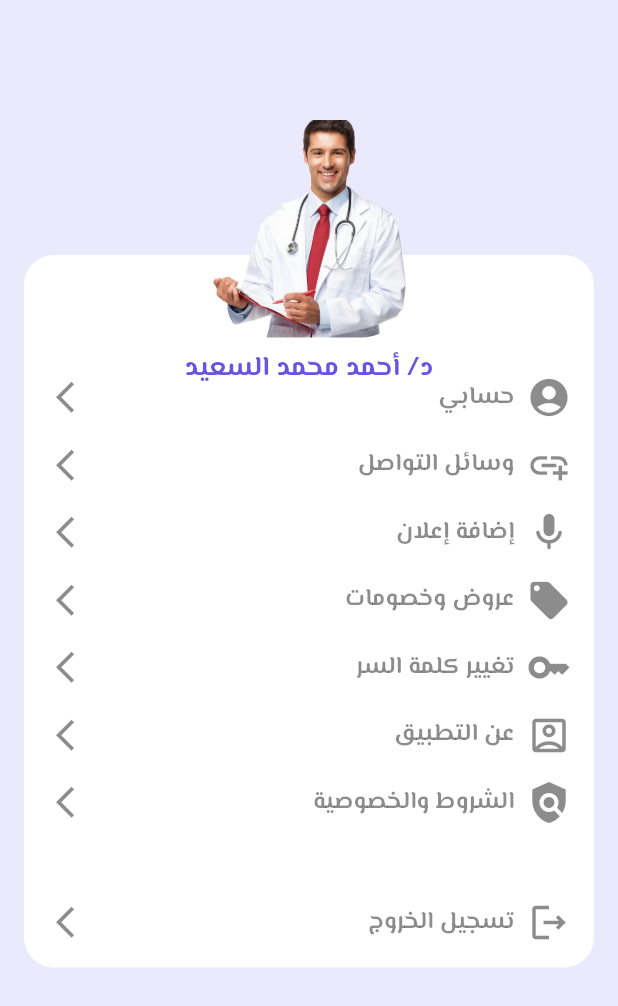
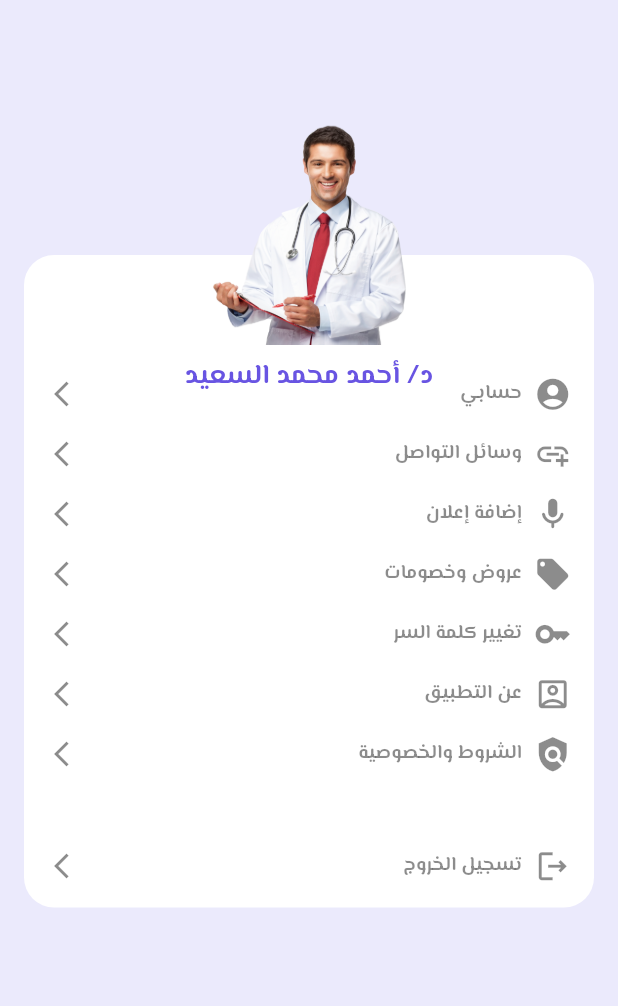
Before and after one commit to Eng-abdullahashraf/Atebaa, a Flutter app: the ProfileScreen screen opened directly, on a phone screen of 412 x 824 dp. Shown: the top 1006 px of the screen. Run offline on Flutter 3.47's test engine with Material 3 defaults, Android fonts, the phone set to English and light mode, and no system bars; our stand-ins replace bloc, cloud_firestore, connectivity_plus, curved_navigation_bar, dio, firebase_core and 10 more; missing offline and left inert: animated_conditional_builder, drop_down_list, just_the_tooltip; accounts and stored records are empty; network calls fail; statements that could not run were skipped.

Commit message:
newvers9

```diff
--- a/lib/Screen/LoginScreens/LoginPage.dart
+++ b/lib/Screen/LoginScreens/LoginPage.dart
@@ -41,7 +41,7 @@ class LoginPage extends StatelessWidget {
                     style: TextStyle(
                         fontWeight: FontWeight.w700,
                         fontSize: 24,
-                        fontFamily: 'ElMessiri-Bold'),
+                        fontFamily: 'ElMessiri-Bold', ),
                   ),
                 ),
                 Gap(35),
@@ -115,7 +115,7 @@ class LoginPage extends StatelessWidget {
                         Get.to(SignupPage());
                       },
                       child: Text(
-                        'انشاء حساب',style: TextStyle(fontWeight: FontWeight.w700,fontSize: 16,color: Color(0xFF0904FF)),
+                        'انشاء حساب',style: TextStyle(fontWeight: FontWeight.w700,fontSize: 16,color: Color(0xFF0904FF),decoration: TextDecoration.underline),
                       ),
                     )
                   ],
--- a/lib/Screen/navscreens/profilescreen.dart
+++ b/lib/Screen/navscreens/profilescreen.dart
@@ -115,25 +115,28 @@ class ProfileScreen extends StatelessWidget {
                           child: Column(
                             children: [
                               ClipRRect(
-                                borderRadius: BorderRadius.circular(30),
+                                borderRadius: BorderRadius.circular(10),
                                 child: controller.fImage == null
                                     ? Image(
                                           image: AssetImage('images/pngegg.png'),
-                                          width: 130,height: 150,fit: BoxFit.cover,)
-                                    : Image.file(controller.fImage!,width: 130,height: 150,fit: BoxFit.cover),
+                                          width: 130,height: 150,fit: BoxFit.fill,)
+                                    : Image.file(controller.fImage!,width: 130,height: 130,fit: BoxFit.cover),
 
                               ),
                               Gap(8),
-                              Text(
-                                'د/ أحمد محمد السعيد',
-                                style: TextStyle(
-                                    fontSize: 18,
-                                    fontFamily: 'ElMessiri-Bold',
-                                    color: Appcolor().firstcolor),
+                              Container(
+                                color: Appcolor().thirdcolor,
+                                child: Text(
+                                  'د/ أحمد محمد السعيد',
+                                  style: TextStyle(
+                                      fontSize: 18,
+                                      fontFamily: 'ElMessiri-Bold',
+                                      color: Appcolor().firstcolor),
+                                ),
                               ),
                             ],
                           ),
-                          top: -5,
+                          top: 0,
                         ),
                       ],
                     ));
@@ -147,19 +150,19 @@ Widget RowInProfile(x, z) => Row(
         Icon(
           z,
           color: Colors.black45,
-          size: 30,
+          size: 25,
         ),
         Gap(8),
         Expanded(
             child: Text(x,
                 style: TextStyle(
-                    fontSize: 16,
+                    fontSize: 13,
                     color: Colors.black45,
                     fontFamily: 'ElMessiri-Bold'))),
         Gap(8),
         Icon(
           Icons.arrow_forward_ios,
-          size: 25,
+          size: 20,
           color: Colors.black45,
         )
       ],
--- a/lib/component/second component.dart
+++ b/lib/component/second component.dart
@@ -13,8 +13,7 @@
   @required TextEditingController? controller,
 
 }) {
-  return  Container(
-    child: TextField(
+  return  TextField(
       decoration: InputDecoration(
           prefixIconColor: IconColor,
           border: OutlineInputBorder(borderRadius: BorderRadius.circular(radius!)),
@@ -24,8 +23,7 @@
           labelText: LableText,
           hintText: HintText),
       obscureText: Scure,
-        controller: controller),
-  );
+      controller: controller);
 }
 
 Widget IconButtons({
```
Also changed, not shown: lib/Screen/profilemenu/profileComponent.dart (+8 -8 lines), lib/Screen/profilemenu/profiledata.dart (+52 -24 lines), lib/Screen/tabbedscreens/searchdoctors.dart (+6 -6 lines). Lines whose indentation alone changed are shown as unchanged.
